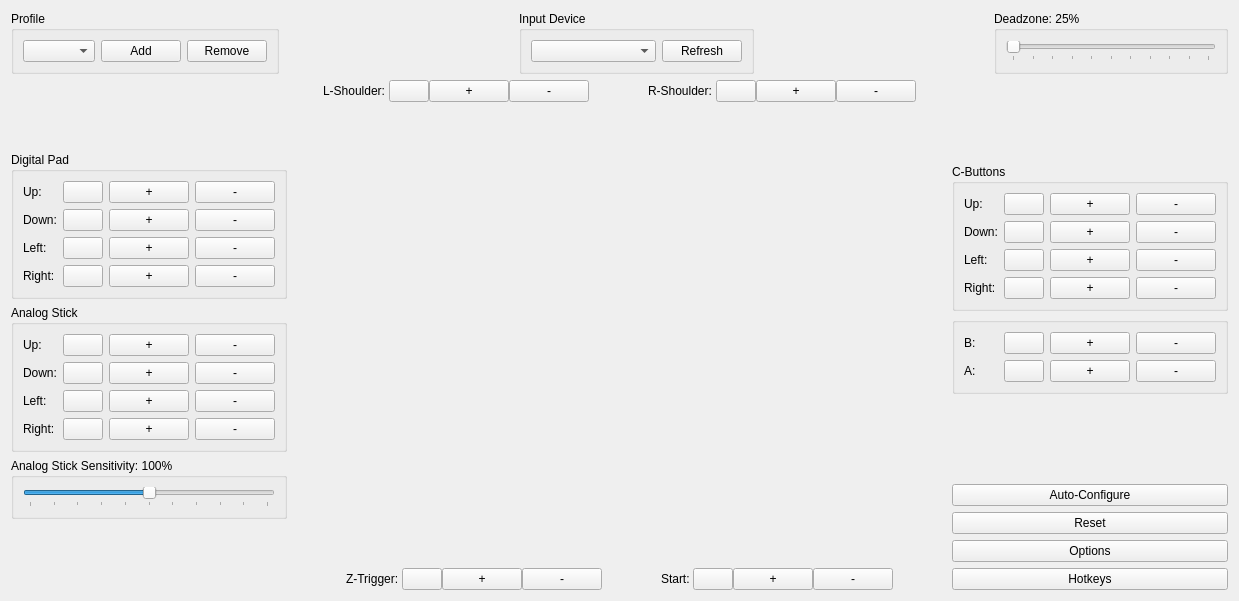
Rosalie241/RMG, file Source/RMG-Input/UserInterface/Widget/ControllerWidget.ui: the form before one commit.
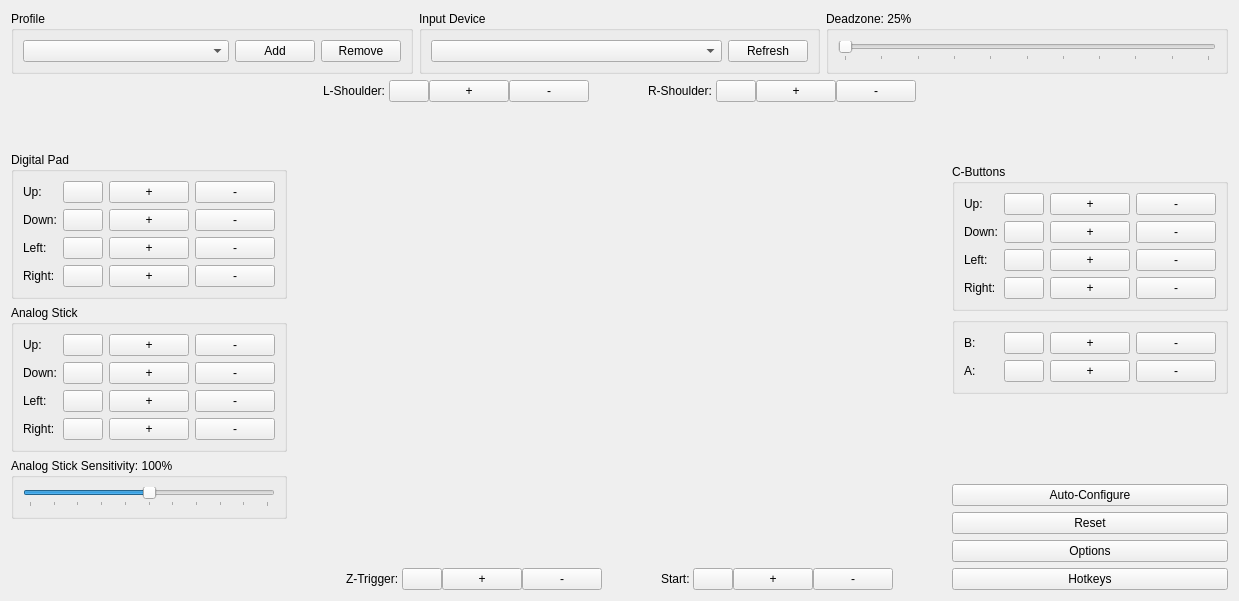
The form after the commit. Custom widgets are drawn as their Qt base class.

The edit to the form file:
```diff
--- a/Source/RMG-Input/UserInterface/Widget/ControllerWidget.ui
+++ b/Source/RMG-Input/UserInterface/Widget/ControllerWidget.ui
@@ -70,19 +70,6 @@
        </layout>
       </widget>
      </item>
-     <item>
-      <spacer name="horizontalSpacer_8">
-       <property name="orientation">
-        <enum>Qt::Orientation::Horizontal</enum>
-       </property>
-       <property name="sizeHint" stdset="0">
-        <size>
-         <width>40</width>
-         <height>20</height>
-        </size>
-       </property>
-      </spacer>
-     </item>
      <item>
       <widget class="QGroupBox" name="inputDeviceGroupBox">
        <property name="sizePolicy">
@@ -124,19 +111,6 @@
        </layout>
       </widget>
      </item>
-     <item>
-      <spacer name="horizontalSpacer_4">
-       <property name="orientation">
-        <enum>Qt::Orientation::Horizontal</enum>
-       </property>
-       <property name="sizeHint" stdset="0">
-        <size>
-         <width>40</width>
-         <height>20</height>
-        </size>
-       </property>
-      </spacer>
-     </item>
      <item>
       <widget class="QGroupBox" name="deadZoneGroupBox">
        <property name="title">
```
Left out of the diff: 26 changed lines with no effect on the pictures.
